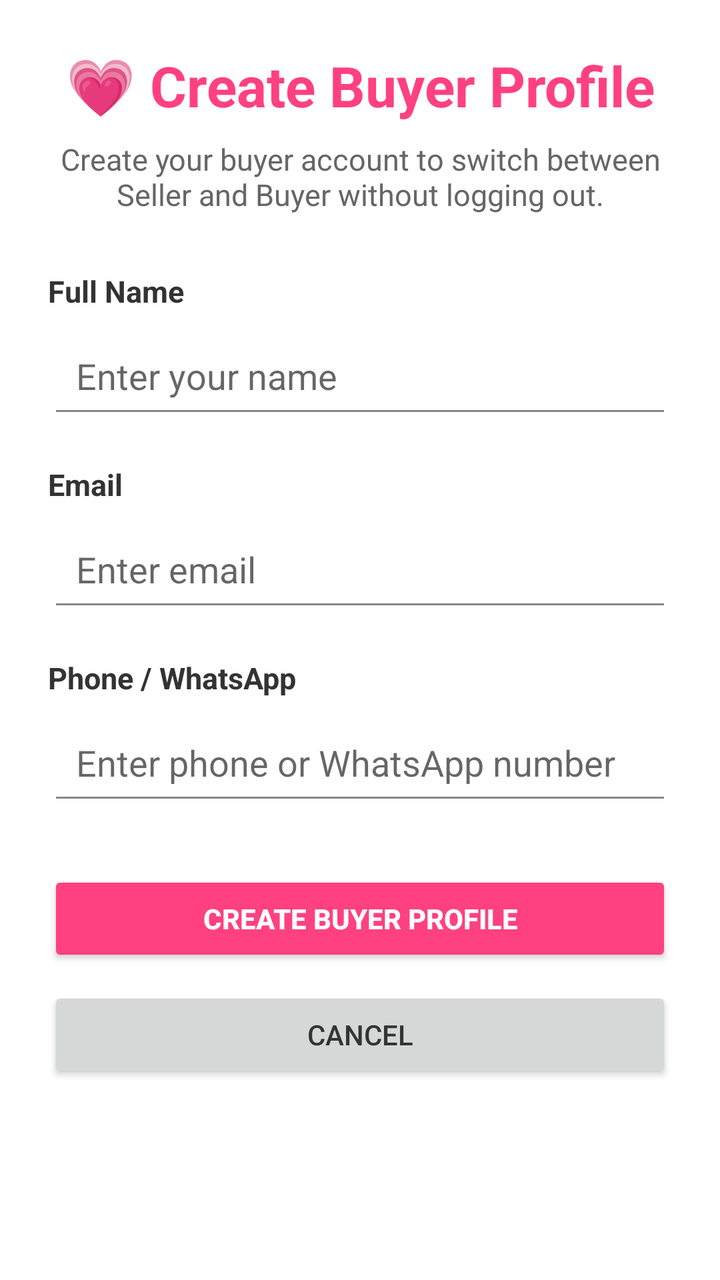
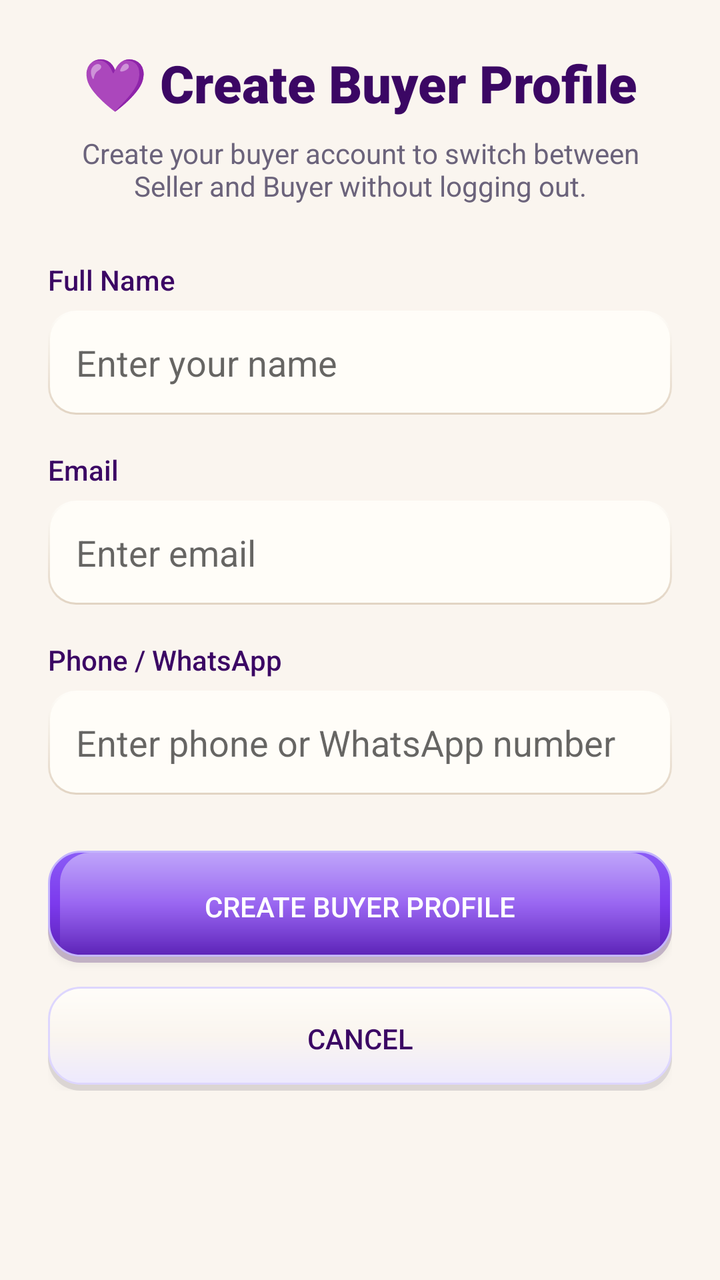

An Android layout rendered at two revisions. The XML below is the earlier revision; the diff shows what the commit changed to produce the second picture.
<!-- AndroidManifest.xml: application theme Theme.SheEmpower -->
<!-- res/layout/activity_buyer_profile.xml -->
<?xml version="1.0" encoding="utf-8"?>
<ScrollView
    xmlns:android="http://schemas.android.com/apk/res/android"
    android:layout_width="match_parent"
    android:layout_height="match_parent"
    android:background="?android:attr/windowBackground">

    <LinearLayout
        android:layout_width="match_parent"
        android:layout_height="wrap_content"
        android:orientation="vertical"
        android:padding="24dp">

        <TextView
            android:layout_width="match_parent"
            android:layout_height="wrap_content"
            android:text="💗 Create Buyer Profile"
            android:textSize="28sp"
            android:textStyle="bold"
            android:textColor="#FF4081"
            android:gravity="center"
            android:layout_marginBottom="8dp" />

        <TextView
            android:layout_width="match_parent"
            android:layout_height="wrap_content"
            android:text="Create your buyer account to switch between Seller and Buyer without logging out."
            android:textSize="15sp"
            android:textColor="#666666"
            android:gravity="center"
            android:layout_marginBottom="28dp" />

        <TextView
            android:layout_width="match_parent"
            android:layout_height="wrap_content"
            android:text="Full Name"
            android:textStyle="bold"
            android:textSize="15sp"
            android:textColor="#333333" />

        <EditText
            android:id="@+id/etBuyerName"
            android:layout_width="match_parent"
            android:layout_height="wrap_content"
            android:hint="Enter your name"
            android:inputType="textPersonName"
            android:padding="14dp"
            android:layout_marginTop="6dp"
            android:layout_marginBottom="18dp" />

        <TextView
            android:layout_width="match_parent"
            android:layout_height="wrap_content"
            android:text="Email"
            android:textStyle="bold"
            android:textSize="15sp"
            android:textColor="#333333" />

        <EditText
            android:id="@+id/etBuyerEmail"
            android:layout_width="match_parent"
            android:layout_height="wrap_content"
            android:hint="Enter email"
            android:inputType="textEmailAddress"
            android:padding="14dp"
            android:layout_marginTop="6dp"
            android:layout_marginBottom="18dp" />

        <TextView
            android:layout_width="match_parent"
            android:layout_height="wrap_content"
            android:text="Phone / WhatsApp"
            android:textStyle="bold"
            android:textSize="15sp"
            android:textColor="#333333" />

        <EditText
            android:id="@+id/etBuyerPhone"
            android:layout_width="match_parent"
            android:layout_height="wrap_content"
            android:hint="Enter phone or WhatsApp number"
            android:inputType="phone"
            android:padding="14dp"
            android:layout_marginTop="6dp"
            android:layout_marginBottom="28dp" />

        <Button
            android:id="@+id/btnCreateBuyerProfile"
            android:layout_width="match_parent"
            android:layout_height="wrap_content"
            android:text="CREATE BUYER PROFILE"
            android:textStyle="bold"
            android:textColor="#FFFFFF"
            android:backgroundTint="#FF4081"
            android:padding="14dp" />

        <Button
            android:id="@+id/btnCancelBuyerProfile"
            android:layout_width="match_parent"
            android:layout_height="wrap_content"
            android:text="CANCEL"
            android:layout_marginTop="10dp"
            android:padding="14dp" />

    </LinearLayout>

</ScrollView>
<!-- resources referenced by this layout -->
<resources>
  <style name="Theme.SheEmpower" parent="Theme.AppCompat.Light.NoActionBar">
          <item name="colorPrimary">#FF4081</item>
          <item name="colorPrimaryDark">#C2185B</item>
          <item name="colorAccent">#FF4081</item>
          <item name="android:windowBackground">@color/bg_light</item>
          <item name="android:colorBackground">@color/white</item>
          <item name="android:textColorPrimary">@color/text_light</item>
          <item name="android:textColorSecondary">@color/text_gray</item>
      </style>
  <color name="bg_light">#FFFFFF</color>
  <color name="white">#FFFFFF</color>
  <color name="text_light">#333333</color>
  <color name="text_gray">#888888</color>
</resources>

<!-- the commit's change to res/layout/activity_buyer_profile.xml (unified diff, before → after) -->
@@ -1,23 +1,23 @@
 <?xml version="1.0" encoding="utf-8"?>
-<ScrollView
-    xmlns:android="http://schemas.android.com/apk/res/android"
+<ScrollView xmlns:android="http://schemas.android.com/apk/res/android"
     android:layout_width="match_parent"
     android:layout_height="match_parent"
-    android:background="?android:attr/windowBackground">
+    android:background="@color/bg_cream">
 
     <LinearLayout
         android:layout_width="match_parent"
         android:layout_height="wrap_content"
         android:orientation="vertical"
+        android:background="@color/bg_cream"
         android:padding="24dp">
 
         <TextView
             android:layout_width="match_parent"
             android:layout_height="wrap_content"
-            android:text="💗 Create Buyer Profile"
-            android:textSize="28sp"
-            android:textStyle="bold"
-            android:textColor="#FF4081"
+            android:text="💜 Create Buyer Profile"
+            android:textSize="26sp"
+            android:fontFamily="sans-serif-black"
+            android:textColor="@color/lavender_text"
             android:gravity="center"
             android:layout_marginBottom="8dp" />
 
@@ -25,8 +25,8 @@
             android:layout_width="match_parent"
             android:layout_height="wrap_content"
             android:text="Create your buyer account to switch between Seller and Buyer without logging out."
-            android:textSize="15sp"
-            android:textColor="#666666"
+            android:textSize="14sp"
+            android:textColor="@color/text_gray"
             android:gravity="center"
             android:layout_marginBottom="28dp" />
 
@@ -34,17 +34,18 @@
             android:layout_width="match_parent"
             android:layout_height="wrap_content"
             android:text="Full Name"
-            android:textStyle="bold"
-            android:textSize="15sp"
-            android:textColor="#333333" />
+            android:fontFamily="sans-serif-medium"
+            android:textSize="14sp"
+            android:textColor="@color/lavender_text" />
 
         <EditText
             android:id="@+id/etBuyerName"
             android:layout_width="match_parent"
-            android:layout_height="wrap_content"
+            android:layout_height="52dp"
             android:hint="Enter your name"
             android:inputType="textPersonName"
             android:padding="14dp"
+            android:background="@drawable/bg_skeu_input"
             android:layout_marginTop="6dp"
             android:layout_marginBottom="18dp" />
 
@@ -52,17 +53,18 @@
             android:layout_width="match_parent"
             android:layout_height="wrap_content"
             android:text="Email"
-            android:textStyle="bold"
-            android:textSize="15sp"
-            android:textColor="#333333" />
+            android:fontFamily="sans-serif-medium"
+            android:textSize="14sp"
+            android:textColor="@color/lavender_text" />
 
         <EditText
             android:id="@+id/etBuyerEmail"
             android:layout_width="match_parent"
-            android:layout_height="wrap_content"
+            android:layout_height="52dp"
             android:hint="Enter email"
             android:inputType="textEmailAddress"
             android:padding="14dp"
+            android:background="@drawable/bg_skeu_input"
             android:layout_marginTop="6dp"
             android:layout_marginBottom="18dp" />
 
@@ -70,37 +72,39 @@
             android:layout_width="match_parent"
             android:layout_height="wrap_content"
             android:text="Phone / WhatsApp"
-            android:textStyle="bold"
-            android:textSize="15sp"
-            android:textColor="#333333" />
+            android:fontFamily="sans-serif-medium"
+            android:textSize="14sp"
+            android:textColor="@color/lavender_text" />
 
         <EditText
             android:id="@+id/etBuyerPhone"
             android:layout_width="match_parent"
-            android:layout_height="wrap_content"
+            android:layout_height="52dp"
             android:hint="Enter phone or WhatsApp number"
             android:inputType="phone"
             android:padding="14dp"
+            android:background="@drawable/bg_skeu_input"
             android:layout_marginTop="6dp"
             android:layout_marginBottom="28dp" />
 
         <Button
             android:id="@+id/btnCreateBuyerProfile"
             android:layout_width="match_parent"
-            android:layout_height="wrap_content"
+            android:layout_height="56dp"
             android:text="CREATE BUYER PROFILE"
-            android:textStyle="bold"
+            android:fontFamily="sans-serif-medium"
             android:textColor="#FFFFFF"
-            android:backgroundTint="#FF4081"
-            android:padding="14dp" />
+            android:background="@drawable/bg_skeu_button_primary" />
 
         <Button
             android:id="@+id/btnCancelBuyerProfile"
             android:layout_width="match_parent"
-            android:layout_height="wrap_content"
+            android:layout_height="52dp"
             android:text="CANCEL"
-            android:layout_marginTop="10dp"
-            android:padding="14dp" />
+            android:fontFamily="sans-serif-medium"
+            android:textColor="@color/lavender_text"
+            android:background="@drawable/bg_skeu_button_cream"
+            android:layout_marginTop="12dp" />
 
     </LinearLayout>
 
<!-- resource entries referenced after the edit -->
@@ -1,17 +1,94 @@
 <!-- resources referenced by this layout -->
 <resources>
+  <color name="bg_cream">#FAF5EF</color>
+  <color name="lavender_text">#3B0764</color>
   <style name="Theme.SheEmpower" parent="Theme.AppCompat.Light.NoActionBar">
-          <item name="colorPrimary">#FF4081</item>
-          <item name="colorPrimaryDark">#C2185B</item>
-          <item name="colorAccent">#FF4081</item>
-          <item name="android:windowBackground">@color/bg_light</item>
-          <item name="android:colorBackground">@color/white</item>
-          <item name="android:textColorPrimary">@color/text_light</item>
+          <item name="colorPrimary">@color/lavender_primary</item>
+          <item name="colorPrimaryDark">@color/lavender_dark</item>
+          <item name="colorAccent">@color/lavender_primary</item>
+          <item name="android:windowBackground">@color/bg_cream</item>
+          <item name="android:colorBackground">@color/bg_cream</item>
+          <item name="android:textColorPrimary">@color/text_dark</item>
           <item name="android:textColorSecondary">@color/text_gray</item>
       </style>
-  <color name="bg_light">#FFFFFF</color>
-  <color name="white">#FFFFFF</color>
-  <color name="text_light">#333333</color>
-  <color name="text_gray">#888888</color>
+  <color name="lavender_primary">#7C3AED</color>
+  <color name="lavender_dark">#5B21B6</color>
+  <color name="text_dark">#2D253B</color>
+  <color name="text_gray">#6B637B</color>
+  <!-- drawable bg_skeu_button_cream (drawable) -->
+  <?xml version="1.0" encoding="utf-8"?>
+  <layer-list xmlns:android="http://schemas.android.com/apk/res/android">
+      <item android:top="3dp">
+          <shape android:shape="rectangle">
+              <solid android:color="#202D253B" />
+              <corners android:radius="16dp" />
+          </shape>
+      </item>
+      <item android:bottom="3dp">
+          <shape android:shape="rectangle">
+              <gradient
+                  android:startColor="#FFFDF9"
+                  android:centerColor="#FAF5EF"
+                  android:endColor="#EDE9FE"
+                  android:angle="270" />
+              <stroke android:width="1dp" android:color="#DDD6FE" />
+              <corners android:radius="16dp" />
+          </shape>
+      </item>
+  </layer-list>
+  <!-- drawable bg_skeu_button_primary (drawable) -->
+  <?xml version="1.0" encoding="utf-8"?>
+  <layer-list xmlns:android="http://schemas.android.com/apk/res/android">
+      
+      <item android:top="3dp">
+          <shape android:shape="rectangle">
+              <solid android:color="#403B0764" />
+              <corners android:radius="16dp" />
+          </shape>
+      </item>
+      
+      <item android:bottom="3dp">
+          <shape android:shape="rectangle">
+              <gradient
+                  android:startColor="#8B5CF6"
+                  android:centerColor="@color/lavender_primary"
+                  android:endColor="@color/lavender_dark"
+                  android:angle="270" />
+              <stroke android:width="1dp" android:color="#C4B5FD" />
+              <corners android:radius="16dp" />
+          </shape>
+      </item>
+      
+      <item android:bottom="3dp" android:top="1dp" android:left="6dp" android:right="6dp">
+          <shape android:shape="rectangle">
+              <gradient
+                  android:startColor="#70FFFFFF"
+                  android:endColor="#00FFFFFF"
+                  android:angle="270" />
+              <corners android:topLeftRadius="15dp" android:topRightRadius="15dp" />
+          </shape>
+      </item>
+  </layer-list>
+  <!-- drawable bg_skeu_input (drawable) -->
+  <?xml version="1.0" encoding="utf-8"?>
+  <layer-list xmlns:android="http://schemas.android.com/apk/res/android">
+      
+      <item>
+          <shape android:shape="rectangle">
+              <gradient
+                  android:startColor="#E2D4C3"
+                  android:endColor="#FFFDF9"
+                  android:angle="90" />
+              <corners android:radius="14dp" />
+          </shape>
+      </item>
+      
+      <item android:top="1dp" android:left="1dp" android:right="1dp" android:bottom="1dp">
+          <shape android:shape="rectangle">
+              <solid android:color="#FFFDF8" />
+              <corners android:radius="13dp" />
+          </shape>
+      </item>
+  </layer-list>
 </resources>
 
